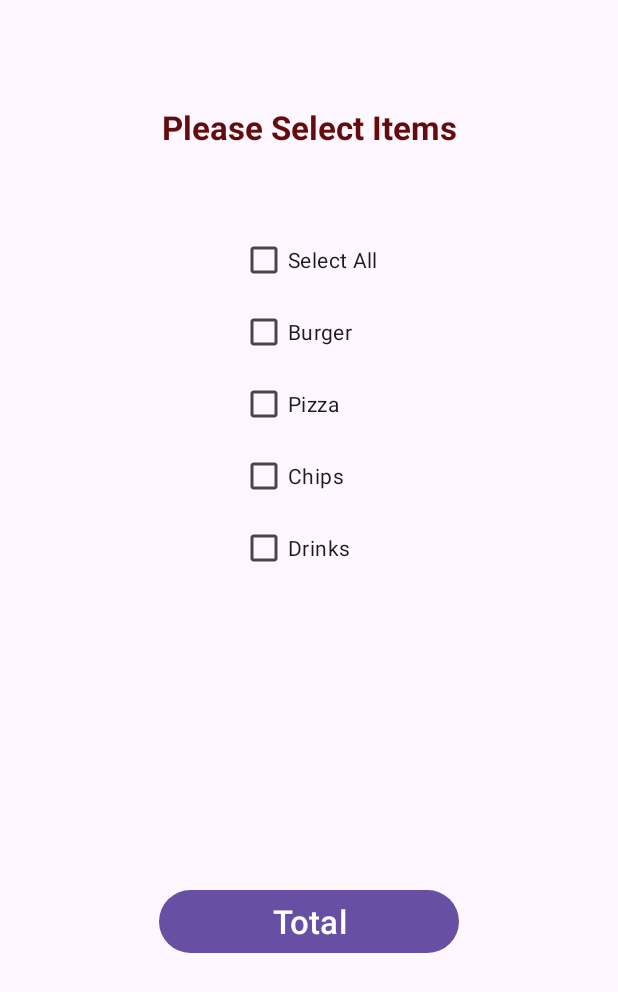
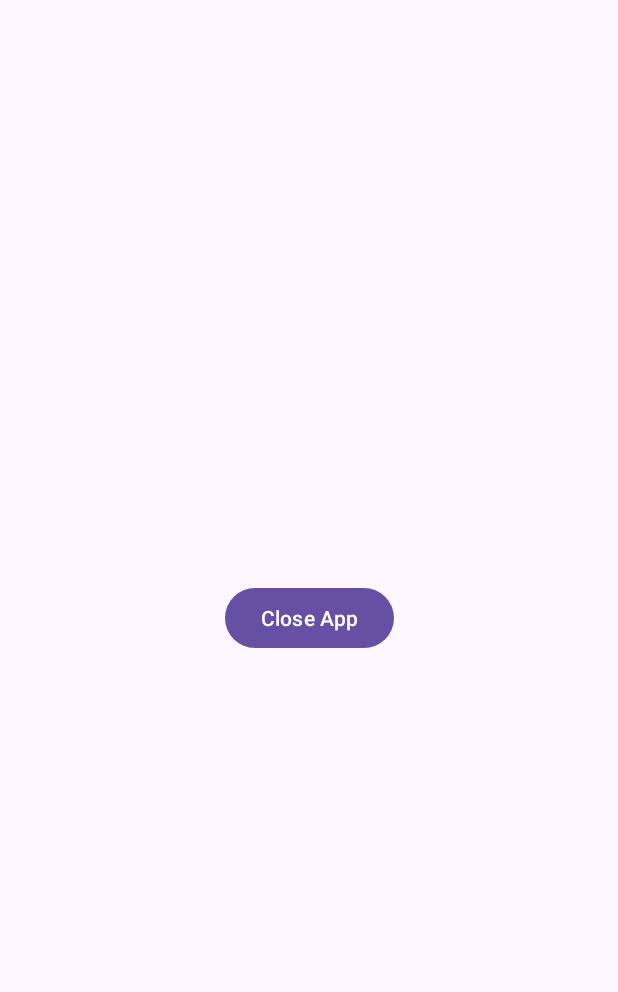
Before and after one commit to Mirzaazmath/android_basic, an Android app: the screen it shows after launch (MainActivity), on a phone screen of 412 x 824 dp. Shown: the top 992 px of the screen. Run offline under Robolectric (Android 15) with nearby library versions, the phone set to English and light mode, and no system bars.

Commit message:
alert dialog

```diff
--- a/app/src/main/java/com/example/myapplication/MainActivity.java
+++ b/app/src/main/java/com/example/myapplication/MainActivity.java
@@ -1,5 +1,6 @@
 package com.example.myapplication;
 
+import android.content.DialogInterface;
 import android.os.Bundle;
 import android.view.View;
 import android.widget.Button;
@@ -9,13 +10,16 @@ import android.widget.Toast;
 
 
 import androidx.activity.EdgeToEdge;
+import androidx.appcompat.app.AlertDialog;
 import androidx.appcompat.app.AppCompatActivity;
 
 
 public class MainActivity extends AppCompatActivity {
-    // Creating the Variable to Access the value from UI
-    private CheckBox burger, pizza, chips, drinks,selectAll;
-    private Button btn;
+    // Creating Variable for Accessing the element from  UI
+    Button closeButton;
+    // here we are creating AlertDialog.Builder to build the alert dialog
+    AlertDialog.Builder builder;
+
 
 
     @Override
@@ -23,58 +27,45 @@ public class MainActivity extends AppCompatActivity {
         super.onCreate(savedInstanceState);
         EdgeToEdge.enable(this);
         setContentView(R.layout.activity_main);
-        // Call a Method to all logic
-        addListenerToButton();
-    }
+        // Assigning the value to our Variable  using Id
+        closeButton =findViewById(R.id.CloseBtn);
+        // Here we are instance of Alert dialog
+        builder=new AlertDialog.Builder(this);
+       // Here we are Add Listener to Our Close Button
+        closeButton.setOnClickListener((v)->{
+            // here we are setting our message into out alert dialog
+            builder.setMessage("Do you want to Close the App ?")
+                    // Here we are setting weather our alert dialog is cancelable or not
+                    .setCancelable(false).
+                    // Here we are adding yes button to our alert dialog and also adding the listener to perform some tasks
+                    setPositiveButton("Yes", new DialogInterface.OnClickListener() {
+                @Override
+                public void onClick(DialogInterface dialog, int id) {
+                    // if we use   finish(); it will close the entire application
+                   // finish();
+                    // here we are closing the alert dialog
+                    dialog.cancel();
+                    // here we are displaying the toast message
+                    Toast.makeText(getApplicationContext(),"You have Pressed Yes", Toast.LENGTH_LONG).show();
 
-    public void addListenerToButton() {
-        burger = findViewById(R.id.cbB);
-        pizza = findViewById(R.id.cbP);
-        chips = findViewById(R.id.cbC);
-        drinks = findViewById(R.id.cbD);
-        selectAll=findViewById(R.id.cbA);
-        btn =findViewById(R.id.btn1);
-
-        selectAll.setOnCheckedChangeListener((buttonView, isChecked) -> {
-            burger.setChecked(isChecked);
-            pizza.setChecked(isChecked);
-            chips.setChecked(isChecked);
-            drinks.setChecked(isChecked);
+                }
+                        // Here we are adding yes button to our alert dialog and also adding the listener to perform some tasks
+            }).setNegativeButton("No", new DialogInterface.OnClickListener() {
+                @Override
+                public void onClick(DialogInterface dialog, int which) {
+                    // here we are closing the alert dialog
+                    dialog.cancel();
+                    // here we are displaying the toast message
+                    Toast.makeText(getApplicationContext(),"You have Pressed No", Toast.LENGTH_LONG).show();
+                }
+                        // Here we are adding Title of our alert dialog
+            }).setTitle("Android Alert Example");
+           // here we are creating the alert dialog
+            AlertDialog alert = builder.create();
+            // here we are showing the alert dialog
+            alert.show();
 
         });
-
-
-
-        btn.setOnClickListener(new View.OnClickListener() {
-
-            @Override
-            public void onClick(View view) {
-                int totalamount=0;
-                StringBuilder result=new StringBuilder();
-                result.append("Selected Items:");
-                if(burger.isChecked()){
-                  //  result.append("\nBurger 120Rs");
-                    totalamount+=120;
-                }
-                if(pizza.isChecked()){
-                    //result.append("\nPizza 100Rs");
-                    totalamount+=100;
-                }
-                if(chips.isChecked()){
-                   // result.append("\nChips 50Rs");
-                    totalamount+=50;
-                }
-                if(drinks.isChecked()){
-                   // result.append("\nDrinks 60Rs");
-                    totalamount+=50;
-                }
-
-                result.append("\nTotal: "+totalamount+"Rs");
-                //Displaying the message on the toast
-                Toast.makeText(getApplicationContext(), result.toString(), Toast.LENGTH_LONG).show();
-            }
-        });
-
 
     }
 
--- a/app/src/main/res/layout/activity_main.xml
+++ b/app/src/main/res/layout/activity_main.xml
@@ -9,83 +9,15 @@
     tools:context=".MainActivity"
     tools:ignore="HardcodedText">
 
-    <TextView
-        android:id="@+id/tv1"
+    <Button
+        android:id="@+id/CloseBtn"
         android:layout_width="wrap_content"
         android:layout_height="wrap_content"
-        android:text="Please Select Items"
-        android:textSize="22sp"
-        android:textStyle="bold"
-        android:layout_marginTop="50dp"
-        android:textColor="@color/red"
+        android:text="Close App"
         app:layout_constraintTop_toTopOf="parent"
+        app:layout_constraintBottom_toBottomOf="parent"
         app:layout_constraintRight_toRightOf="parent"
-        app:layout_constraintLeft_toLeftOf="parent"
-        tools:ignore="HardcodedText" />
-
-    <CheckBox
-        android:id="@+id/cbA"
-        android:layout_width="wrap_content"
-        android:layout_height="wrap_content"
-        android:text="Select All"
-        android:layout_marginTop="50dp"
-        app:layout_constraintTop_toBottomOf="@+id/tv1"
-        app:layout_constraintRight_toRightOf="parent"
-        app:layout_constraintLeft_toLeftOf="parent"
-        />
-    <CheckBox
-        android:id="@+id/cbB"
-        android:layout_width="0dp"
-        android:layout_height="wrap_content"
-        android:text="Burger"
-
-        app:layout_constraintTop_toBottomOf="@+id/cbA"
-        app:layout_constraintRight_toRightOf="@+id/cbA"
-        app:layout_constraintLeft_toLeftOf="@+id/cbA"
-         />
-    <CheckBox
-        android:id="@+id/cbP"
-        android:layout_width="0dp"
-        android:layout_height="wrap_content"
-        android:text="Pizza"
-        app:layout_constraintTop_toBottomOf="@+id/cbB"
-        app:layout_constraintRight_toRightOf="@+id/cbA"
-        app:layout_constraintLeft_toLeftOf="@+id/cbA"
-        />
-
-    <CheckBox
-        android:id="@+id/cbC"
-        android:layout_width="0dp"
-        android:layout_height="wrap_content"
-        android:text="Chips"
-        app:layout_constraintTop_toBottomOf="@+id/cbP"
-        app:layout_constraintRight_toRightOf="@+id/cbA"
-        app:layout_constraintLeft_toLeftOf="@+id/cbA"
-        />
-
-    <CheckBox
-        android:id="@+id/cbD"
-        android:layout_width="0dp"
-        android:layout_height="wrap_content"
-        android:text="Drinks"
-        app:layout_constraintTop_toBottomOf="@+id/cbC"
-        app:layout_constraintRight_toRightOf="@+id/cbA"
-        app:layout_constraintLeft_toLeftOf="@+id/cbA"
-        />
-
-    <Button
-        android:id="@+id/btn1"
-        android:layout_width="200dp"
-        android:layout_height="50dp"
-        android:text="Total"
-        android:textSize="22sp"
-        android:layout_marginTop="200dp"
-        app:layout_constraintRight_toRightOf="parent"
-        app:layout_constraintLeft_toLeftOf="parent"
-        app:layout_constraintTop_toBottomOf="@id/cbD"
-       />
-
-
+        app:layout_constraintLeft_toLeftOf="parent"/>
 
 
 
```
Also changed, not shown: app/src/main/res/output/result.png (deleted), app/src/main/res/output/resut.png (added).
